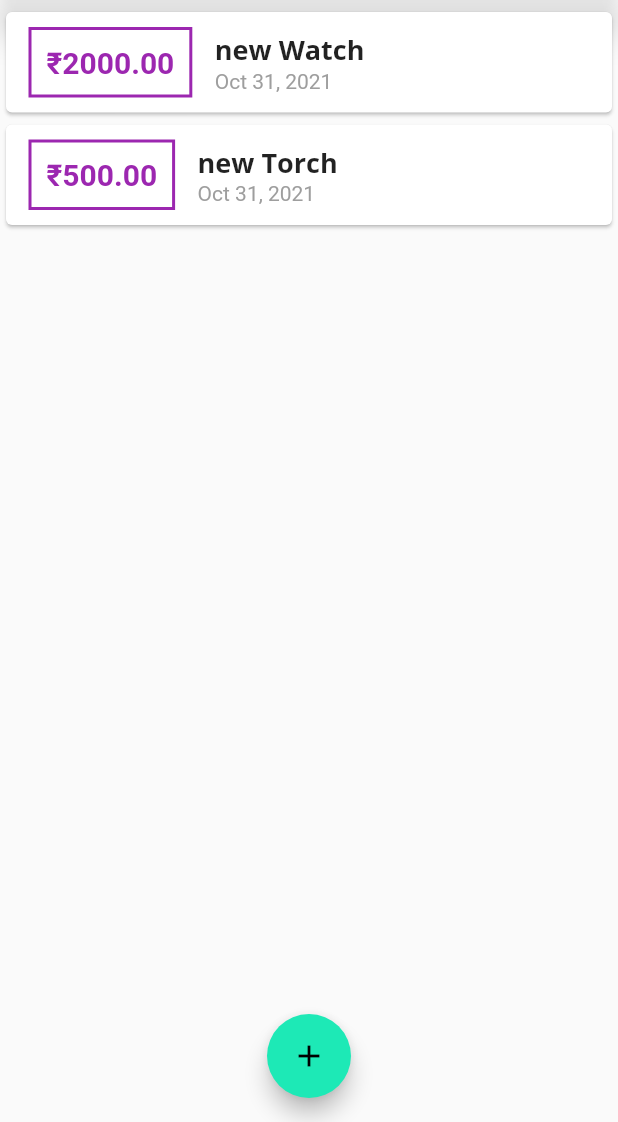
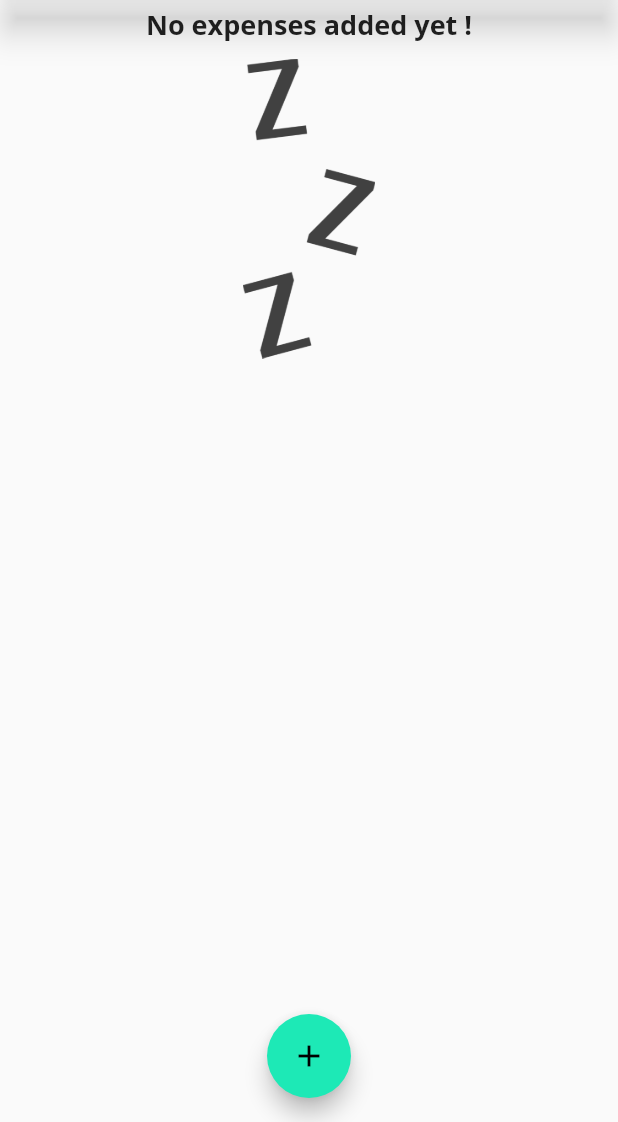
Before and after one commit to PrajilPradeep/Expensify, a Flutter app: the screen it shows after launch, on a phone screen of 412 x 824 dp, the part 114-1236 px from its top. Run offline on Flutter 3.47's test engine with Material 2 defaults, Android fonts, the phone set to English and light mode, and no system bars.

Commit message:
Adding Images to the App

```diff
--- a/lib/main.dart
+++ b/lib/main.dart
@@ -46,18 +46,18 @@
 
 class _MyHomePageState extends State<MyHomePage> {
   final List<Transaction> _userTransactions = [
-    Transaction(
-      id: 't1',
-      title: 'new Watch',
-      amount: 2000,
-      date: DateTime.now(),
-    ),
-    Transaction(
-      id: 't2',
-      title: 'new Torch',
-      amount: 500,
-      date: DateTime.now(),
-    ),
+    // Transaction(
+    //   id: 't1',
+    //   title: 'new Watch',
+    //   amount: 2000,
+    //   date: DateTime.now(),
+    // ),
+    // Transaction(
+    //   id: 't2',
+    //   title: 'new Torch',
+    //   amount: 500,
+    //   date: DateTime.now(),
+    // ),
   ];
 
   void _addNewTransaction(String txTitle, double txAmount) {
--- a/lib/widgets/transaction_list.dart
+++ b/lib/widgets/transaction_list.dart
@@ -11,13 +11,31 @@
   Widget build(BuildContext context) {
     return Container(
       height: 300,
-      child: ListView.builder(
+      child: transactions.isEmpty
+          ? Column(
+              children: <Widget>[
+                Text(
+                  "No expenses added yet !",
+                  style: Theme.of(context).textTheme.subtitle1,
+                ),
+                SizedBox(height: 10),
+                Container(
+                  height: 200, //this property will be considered for Boxfit
+                  child: Image.asset(
+                    'assets/images/waiting.png',
+                    fit: BoxFit.cover, //for setting the image boundaries
+                  ),
+                ),
+              ],
+            )
+          : ListView.builder(
               itemBuilder: (ctx, index) {
                 return Card(
                   child: Row(
                     children: [
                       Container(
-                  margin: EdgeInsets.symmetric(vertical: 10, horizontal: 15),
+                        margin:
+                            EdgeInsets.symmetric(vertical: 10, horizontal: 15),
                         decoration: BoxDecoration(
                           border: Border.all(
                             color: Theme.of(context).primaryColor,
--- a/pubspec.yaml
+++ b/pubspec.yaml
@@ -59,8 +59,8 @@
   uses-material-design: true
 
   # To add assets to your application, add an assets section, like this:
-  # assets:
-  #   - images/a_dot_burr.jpeg
+  assets:
+    - assets/images/waiting.png
   #   - images/a_dot_ham.jpeg
 
   # An image asset can refer to one or more resolution-specific "variants", see
```
Also changed, not shown: assets/images/waiting.png (added). Lines whose indentation alone changed are shown as unchanged.
